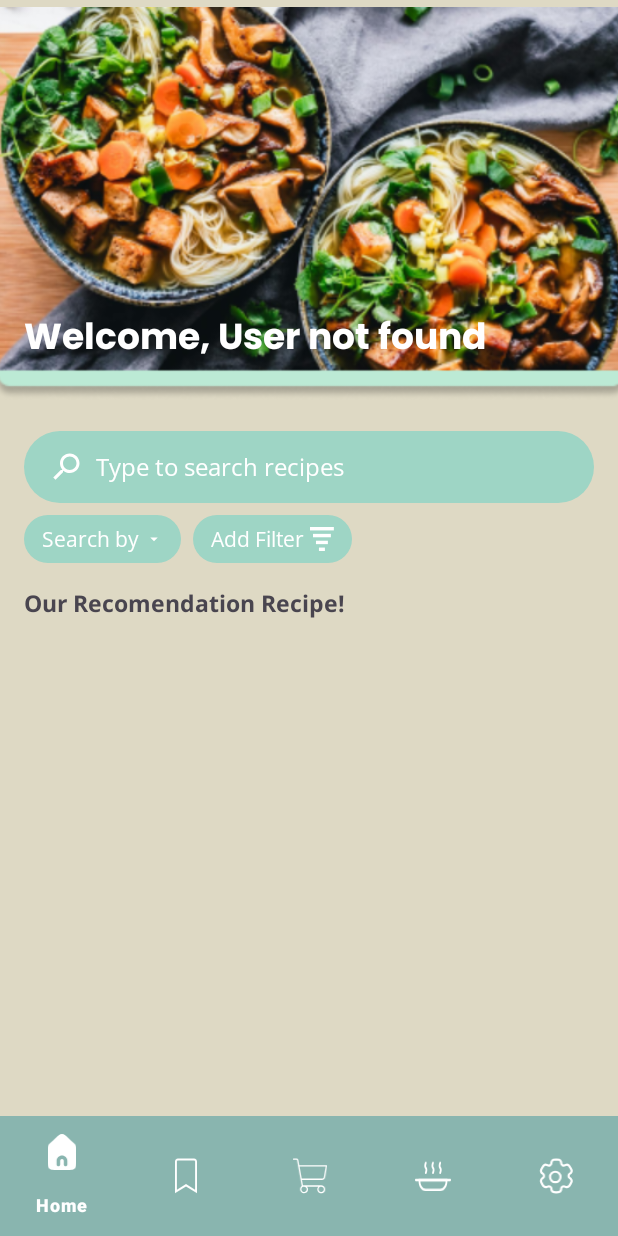
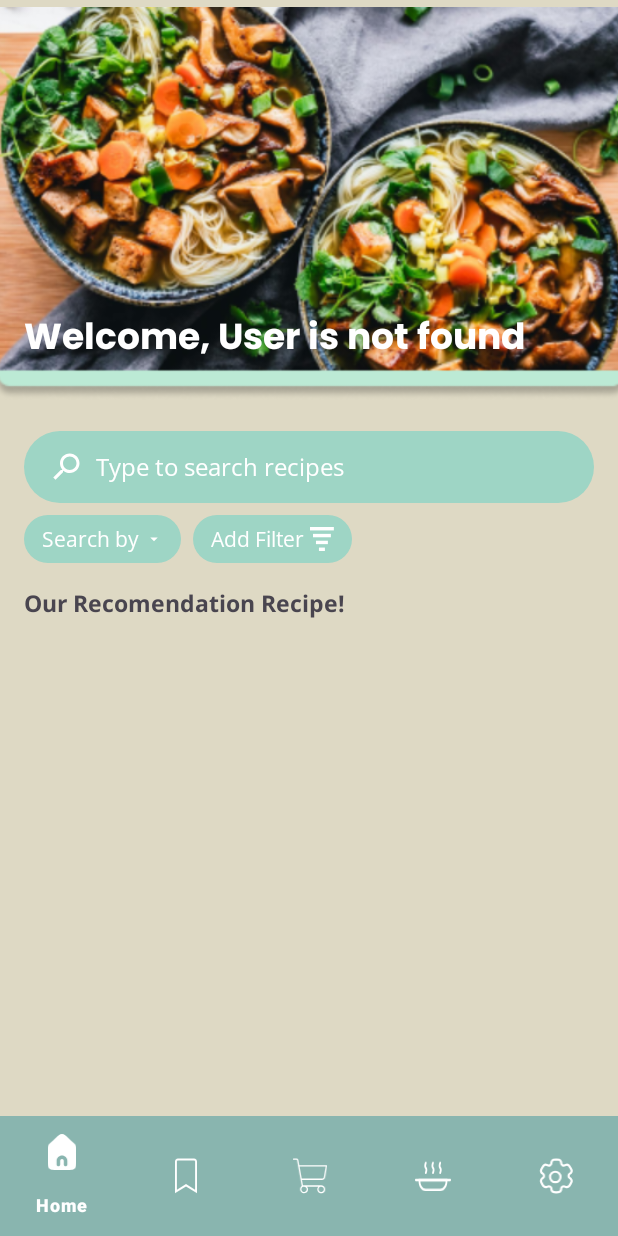
Before and after one commit to 1Frazel/Recipeez, an Android app: the MainActivity screen opened directly, with no data from a screen before it, on a phone screen of 412 x 824 dp. Run offline under Robolectric (Android 15) with nearby library versions, the phone set to English and light mode, and no system bars; pictures from the network do not load; 1 statement that could not run was skipped.

Commit message:
final ver 1.0

```diff
--- a/app/src/main/java/com/solocarry/recipeez/MainActivity.java
+++ b/app/src/main/java/com/solocarry/recipeez/MainActivity.java
@@ -271,7 +271,7 @@ public class MainActivity extends AppCompatActivity {
             if (lastEmail != null) {
                 mainWelcomeTV.setText(lastEmail);
             } else {
-                mainWelcomeTV.setText("User not found");
+                mainWelcomeTV.setText("User is not found");
             }
         }
     }
```
